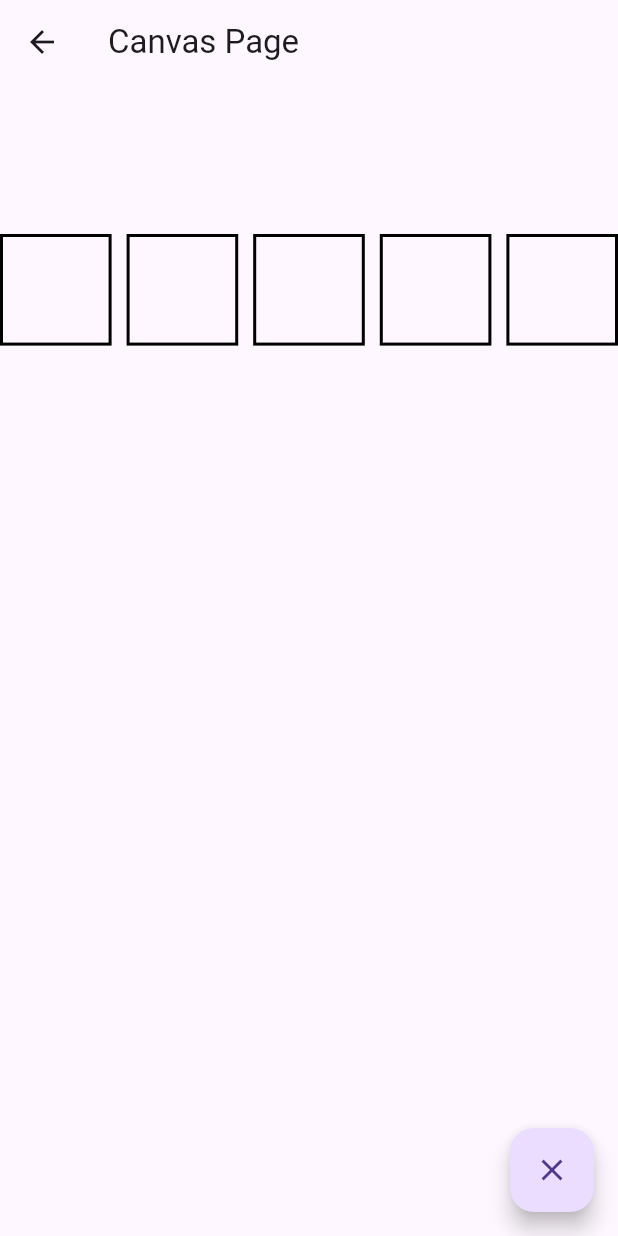
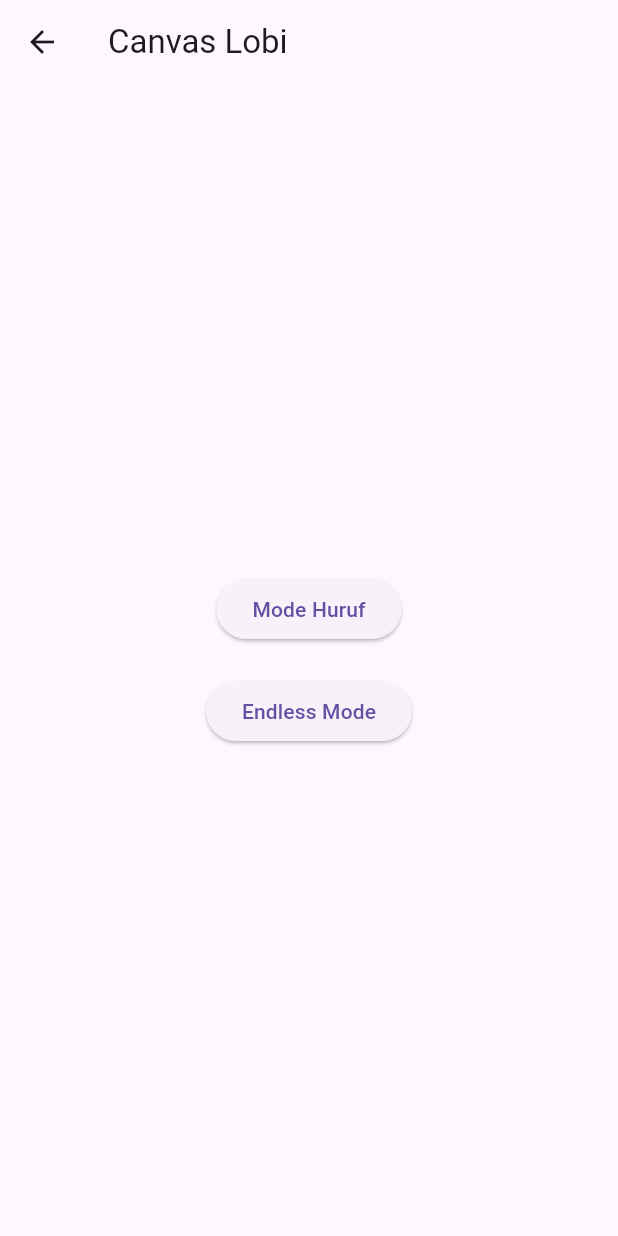
Before and after one commit to RafiDevari/DyslexiAI, a Flutter app: the screen it shows after launch, after a tap on "Canvas", on a phone screen of 412 x 824 dp. Run offline on Flutter 3.47's test engine with Material 3 defaults, Android fonts, the phone set to English and light mode, and no system bars; our stand-ins replace flutter_tts, permission_handler, speech_to_text.

Commit message:
Random Bullshit go 8.3  (mindahi beberapa variabel ke file sendiri, buat file untuk persiapan ngerjain fitur canvas)
 (rencana buat yang adventure itu tiap level ada temanya misal hewan ternak kata nya yg berhubungan )

```diff
--- /dev/null
+++ b/lib/canvas/modeSelector.dart
@@ -0,0 +1,44 @@
+import 'package:flutter/material.dart';
+import 'canvas.dart';
+import 'levelSelector.dart';
+
+class Canvaslobi extends StatelessWidget {
+  @override
+  Widget build(BuildContext context) {
+    return Scaffold(
+      appBar: AppBar(
+        title: Text('Canvas Lobi'),
+      ),
+      body: Center(
+        child: Column(
+          mainAxisAlignment: MainAxisAlignment.center,
+          children: [
+            ElevatedButton(
+              onPressed: () {
+                Navigator.push(
+                  context,
+                  MaterialPageRoute(builder: (context) => Canvaslevelselector()),
+                );
+              },
+              child: Text('Mode Huruf'),
+            ),
+
+            SizedBox(height: 20),
+
+            ElevatedButton(
+              onPressed: () {
+                // Navigator.push(
+                //   context,
+                //   MaterialPageRoute(
+                //     builder: (context) => modeEndless(health: 3,score: 0,),
+                //   ),
+                // );
+              },
+              child: Text('Endless Mode'),
+            ),
+          ],
+        ),
+      ),
+    );
+  }
+}
--- a/lib/main.dart
+++ b/lib/main.dart
@@ -1,8 +1,9 @@
+import 'package:dyslexiai/canvas/modeSelector.dart';
 import 'package:dyslexiai/susunkata/modeSelector.dart';
 import 'package:dyslexiai/training/trainingmain.dart';
 import 'package:flutter/material.dart';
 import 'package:dyslexiai/speechrecog.dart';
-import 'package:dyslexiai/canvas.dart';
+import 'package:dyslexiai/canvas/canvas.dart';
 
 
 void main() {
@@ -57,7 +58,7 @@ class HomePage extends StatelessWidget {
               onPressed: () {
                 Navigator.push(
                   context,
-                  MaterialPageRoute(builder: (context) => const CanvasPage()),
+                  MaterialPageRoute(builder: (context) => Canvaslobi()),
                 );
               },
               child: Text('Canvas'),
```
Also changed, not shown: lib/canvas/levelSelector.dart (added, +56 -0 lines), lib/data/susunKataEndlessData.dart (added, +21 -0 lines), lib/susunkata/modeEndless.dart (+11 -89 lines), lib/canvas/canvas.dart (renamed from lib/canvas.dart).
